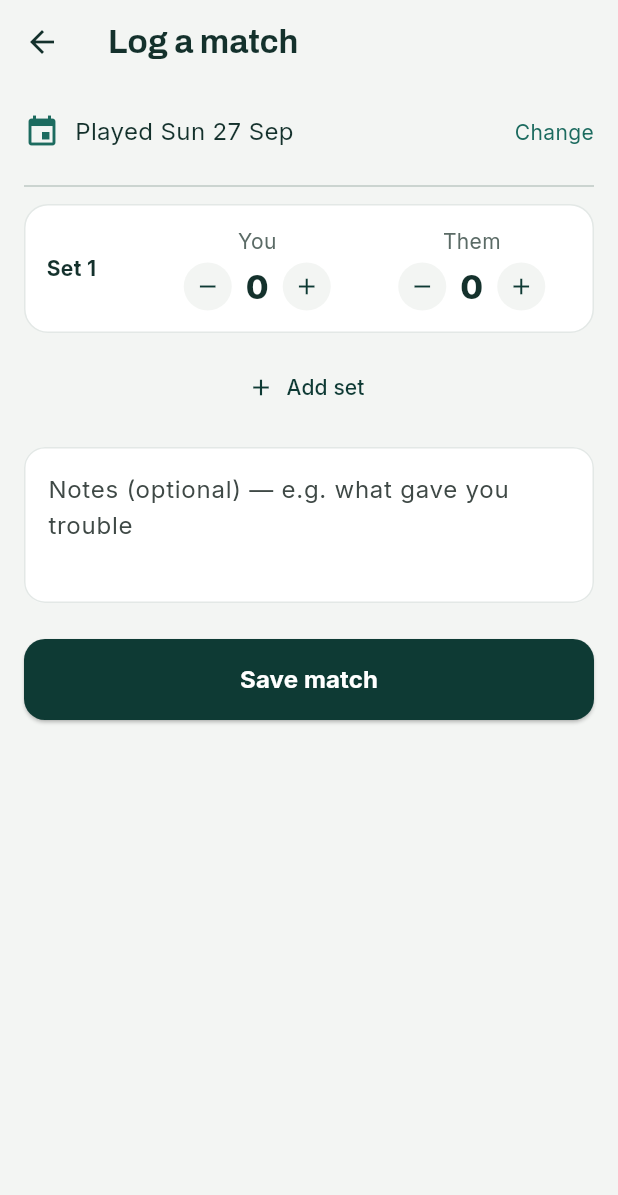
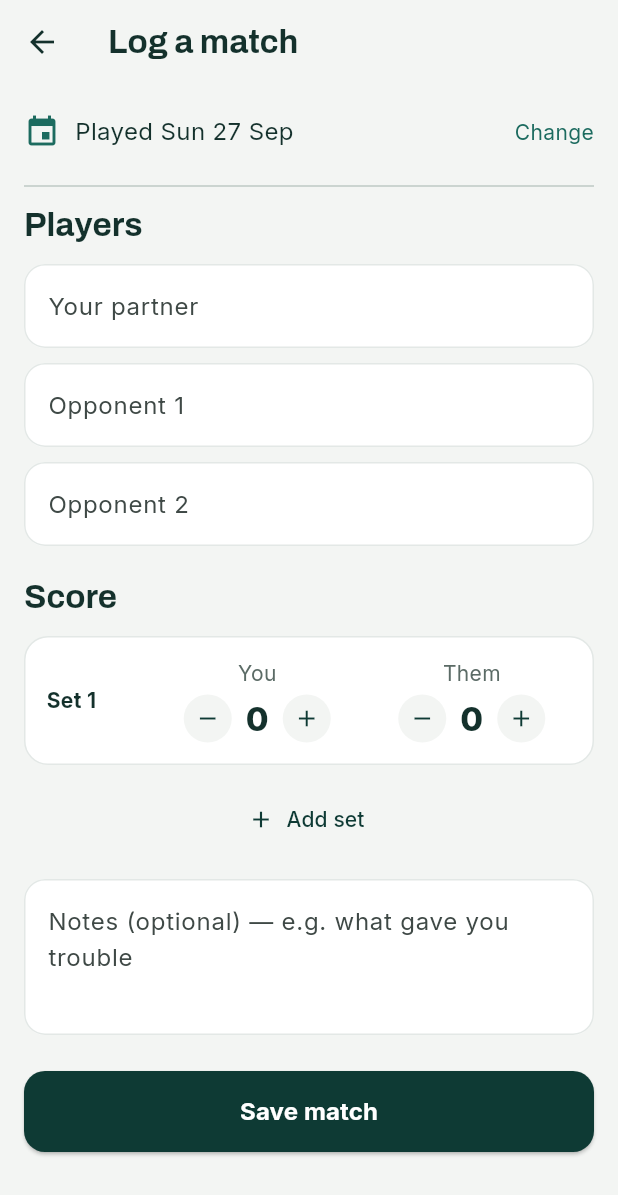
Before and after one commit to gtsak94/padel_progress, a Flutter app: the screen it shows after launch, after a tap on "Log a match", on a phone screen of 412 x 824 dp. Shown: the top 1195 px of the screen. Run offline on Flutter 3.47's test engine with Material 3 defaults, Android fonts, the phone set to English and light mode, and no system bars; our stand-ins replace google_fonts, shared_preferences.

Commit message:
Show players (partner & opponents) on match detail

```diff
--- a/lib/main.dart
+++ b/lib/main.dart
@@ -5,6 +5,7 @@ import 'package:provider/provider.dart';
 
 import 'theme.dart';
 import 'services/match_repository.dart';
+import 'services/contact_repository.dart';
 import 'screens/home_screen.dart';
 
 void main() {
@@ -16,10 +17,14 @@ class PadelProgressApp extends StatelessWidget {
 
   @override
   Widget build(BuildContext context) {
-    // ChangeNotifierProvider makes the one MatchRepository available to every
-    // screen below it. `..load()` kicks off reading saved matches from disk.
-    return ChangeNotifierProvider(
-      create: (_) => MatchRepository()..load(),
+    // We now have TWO repositories to share with the app, so we swap the single
+    // ChangeNotifierProvider for a MultiProvider that holds both. Every screen
+    // below can read/watch either one, exactly as before.
+    return MultiProvider(
+      providers: [
+        ChangeNotifierProvider(create: (_) => MatchRepository()..load()),
+        ChangeNotifierProvider(create: (_) => ContactRepository()..load()),
+      ],
       child: MaterialApp(
         title: 'Padel Progress',
         debugShowCheckedModeBanner: false,
--- a/lib/screens/match_detail_screen.dart
+++ b/lib/screens/match_detail_screen.dart
@@ -7,6 +7,7 @@ import 'package:provider/provider.dart';
 import '../models/models.dart';
 import '../services/match_repository.dart';
 import '../theme.dart';
+import '../services/contact_repository.dart';
 
 class MatchDetailScreen extends StatelessWidget {
   const MatchDetailScreen({super.key, required this.match});
@@ -15,6 +16,10 @@ class MatchDetailScreen extends StatelessWidget {
 
   @override
   Widget build(BuildContext context) {
+    final contacts = context.watch<ContactRepository>();
+    final partner = contacts.byId(match.partnerId)?.name;
+    final opp1 = contacts.byId(match.opponent1Id)?.name;
+    final opp2 = contacts.byId(match.opponent2Id)?.name;
     // Result -> a word + a colour (same idea as _ResultBadge on the home list).
     final (label, color) = switch (match.didWin) {
       true => ('Win', AppColors.win),
@@ -36,7 +41,13 @@ class MatchDetailScreen extends StatelessWidget {
       body: ListView(
         padding: const EdgeInsets.all(20),
         children: [
-          // --- Result header ---
+          if (partner != null || opp1 != null || opp2 != null) ...[
+            Text('Players', style: Theme.of(context).textTheme.titleLarge),
+            const SizedBox(height: 8),
+            if (partner != null) Text('with $partner'),
+            if (opp1 != null || opp2 != null) Text('vs $opp1 & $opp2'),
+            const SizedBox(height: 24),
+          ],
           Text(
             label,
             style: TextStyle(
--- a/lib/screens/scoreboard_screen.dart
+++ b/lib/screens/scoreboard_screen.dart
@@ -1,9 +1,9 @@
 // lib/screens/scoreboard_screen.dart
 //
-// v1 match logger with tournament scoring rules.
-// Enter the games in each set, the date, optional notes, save.
-// On save we ask PadelScoring.validateMatch(...) whether it's a legal
-// best-of-3 before storing anything — the rules live in that file, not here.
+// v1 match logger with tournament scoring rules + players.
+// Enter partner/opponents, the games in each set, the date, optional notes.
+// On save we validate the score, then turn each typed name into a Contact id
+// (reusing an existing contact when the name matches) and store the ids.
 
 import 'package:flutter/material.dart';
 import 'package:intl/intl.dart';
@@ -12,6 +12,7 @@ import 'package:uuid/uuid.dart';
 
 import '../models/models.dart';
 import '../services/match_repository.dart';
+import '../services/contact_repository.dart';
 import '../services/padel_scoring.dart';
 import '../theme.dart';
 
@@ -30,9 +31,17 @@ class _ScoreboardScreenState extends State<ScoreboardScreen> {
   DateTime _date = DateTime.now();
   final _notes = TextEditingController();
 
+  // One controller per player name field.
+  final _partner = TextEditingController();
+  final _opp1 = TextEditingController();
+  final _opp2 = TextEditingController();
+
   @override
   void dispose() {
     _notes.dispose();
+    _partner.dispose();
+    _opp1.dispose();
+    _opp2.dispose();
     super.dispose();
   }
 
@@ -62,12 +71,12 @@ class _ScoreboardScreenState extends State<ScoreboardScreen> {
     if (picked != null) setState(() => _date = picked);
   }
 
-  void _save() {
+  Future<void> _save() async {
     final sets = _sets
         .map((s) => PadelSet(yourGames: s[0], theirGames: s[1]))
         .toList();
 
-    // Ask the rulebook. null == valid; otherwise it hands back the reason.
+    // 1) Validate the score first. null == valid.
     final error = PadelScoring.validateMatch(sets);
     if (error != null) {
       ScaffoldMessenger.of(context).showSnackBar(
@@ -76,18 +85,49 @@ class _ScoreboardScreenState extends State<ScoreboardScreen> {
       return; // stop — nothing is saved
     }
 
+    // Grab the repositories BEFORE any await, so we never use `context`
+    // across an async gap (that's the rule the mounted-guard below backs up).
+    final contactRepo = context.read<ContactRepository>();
+    final matchRepo = context.read<MatchRepository>();
+
+    // 2) Turn each typed name into a Contact id (reuse or create).
+    final partnerId = await _resolveName(contactRepo, _partner.text);
+    final opp1Id = await _resolveName(contactRepo, _opp1.text);
+    final opp2Id = await _resolveName(contactRepo, _opp2.text);
+
+    // 3) Save the match with the linked player ids.
     final match = Match(
       id: const Uuid().v4(),
       date: _date,
       sets: sets,
+      partnerId: partnerId,
+      opponent1Id: opp1Id,
+      opponent2Id: opp2Id,
       notes: _notes.text.trim().isEmpty ? null : _notes.text.trim(),
     );
-    context.read<MatchRepository>().addMatch(match);
+    await matchRepo.addMatch(match);
+
+    // We awaited above, so this widget could be gone — check before using it.
+    if (!mounted) return;
     Navigator.of(context).pop();
+  }
+
+  /// Empty name -> null. Otherwise find-or-create the contact and return its id.
+  Future<String?> _resolveName(ContactRepository repo, String name) async {
+    if (name.trim().isEmpty) return null;
+    final contact = await repo.findOrCreate(name);
+    return contact.id;
   }
 
   @override
   Widget build(BuildContext context) {
+    // Existing contacts, so the fields can suggest names you've used before.
+    final known = context
+        .watch<ContactRepository>()
+        .contacts
+        .map((c) => c.name)
+        .toList();
+
     return Scaffold(
       appBar: AppBar(title: const Text('Log a match')),
       body: ListView(
@@ -118,6 +158,31 @@ class _ScoreboardScreenState extends State<ScoreboardScreen> {
           ),
           const Divider(height: 24),
 
+          // --- Players ---
+          Text('Players', style: Theme.of(context).textTheme.titleLarge),
+          const SizedBox(height: 12),
+          _PlayerField(
+            label: 'Your partner',
+            controller: _partner,
+            suggestions: known,
+          ),
+          const SizedBox(height: 10),
+          _PlayerField(
+            label: 'Opponent 1',
+            controller: _opp1,
+            suggestions: known,
+          ),
+          const SizedBox(height: 10),
+          _PlayerField(
+            label: 'Opponent 2',
+            controller: _opp2,
+            suggestions: known,
+          ),
+
+          const SizedBox(height: 20),
+          Text('Score', style: Theme.of(context).textTheme.titleLarge),
+          const SizedBox(height: 12),
+
           for (int i = 0; i < _sets.length; i++) ...[
             _SetRow(
               index: i,
@@ -130,7 +195,6 @@ class _ScoreboardScreenState extends State<ScoreboardScreen> {
             const SizedBox(height: 12),
           ],
 
-          // Only offer "add set" while there's room (best of 3).
           if (_sets.length < 3)
             TextButton.icon(
               onPressed: _addSet,
@@ -179,6 +243,57 @@ class _ScoreboardScreenState extends State<ScoreboardScreen> {
           ),
         ],
       ),
+    );
+  }
+}
+
+// A labeled name field that suggests contacts you've already used.
+// Built on Flutter's Autocomplete: you can pick a suggestion or just type
+// a new name — either way the text ends up in `controller`.
+class _PlayerField extends StatelessWidget {
+  const _PlayerField({
+    required this.label,
+    required this.controller,
+    required this.suggestions,
+  });
+
+  final String label;
+  final TextEditingController controller;
+  final List<String> suggestions;
+
+  @override
+  Widget build(BuildContext context) {
+    return Autocomplete<String>(
+      // Which known names match what's been typed so far.
+      optionsBuilder: (value) {
+        if (value.text.isEmpty) return const Iterable<String>.empty();
+        final q = value.text.toLowerCase();
+        return suggestions.where((n) => n.toLowerCase().contains(q));
+      },
+      // Keep our own controller in sync with what the user types/picks.
+      fieldViewBuilder: (context, textController, focusNode, onSubmit) {
+        // Mirror edits back into the controller _save reads.
+        textController.text = controller.text;
+        textController.addListener(() => controller.text = textController.text);
+        return TextField(
+          controller: textController,
+          focusNode: focusNode,
+          decoration: InputDecoration(
+            labelText: label,
+            filled: true,
+            fillColor: AppColors.card,
+            border: OutlineInputBorder(
+              borderRadius: BorderRadius.circular(14),
+              borderSide: const BorderSide(color: Color(0xFFE3E8E6)),
+            ),
+            enabledBorder: OutlineInputBorder(
+              borderRadius: BorderRadius.circular(14),
+              borderSide: const BorderSide(color: Color(0xFFE3E8E6)),
+            ),
+          ),
+        );
+      },
+      onSelected: (selection) => controller.text = selection,
     );
   }
 }
```
Also changed, not shown: lib/services/contact_repository.dart (added, +69 -0 lines).
